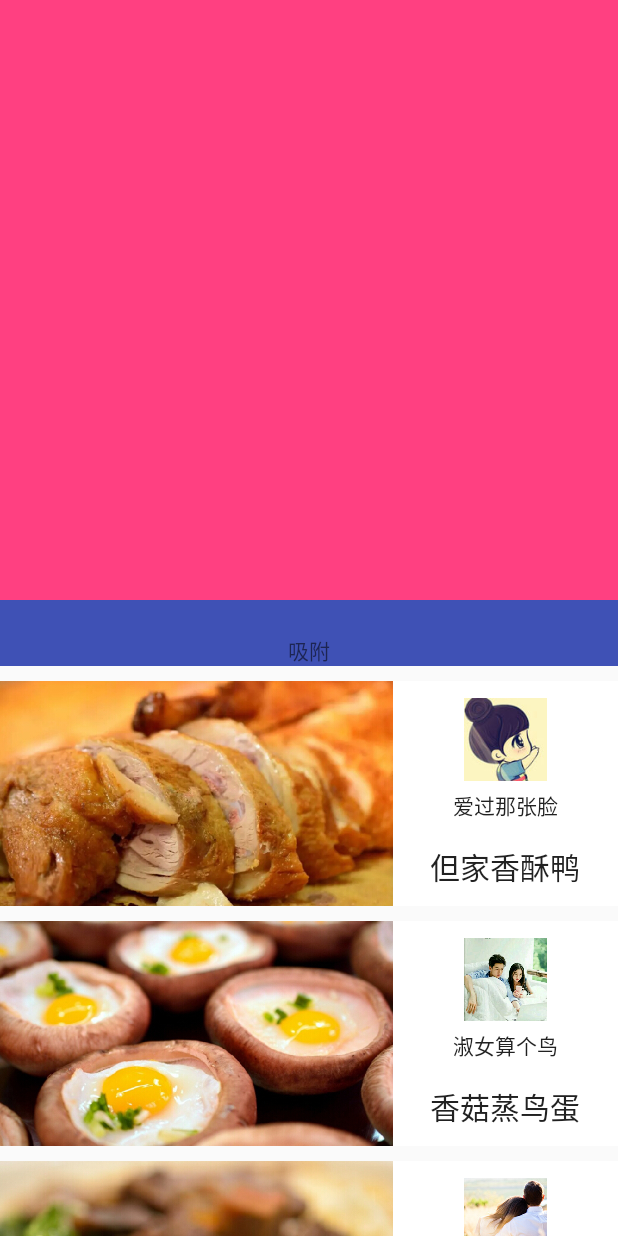
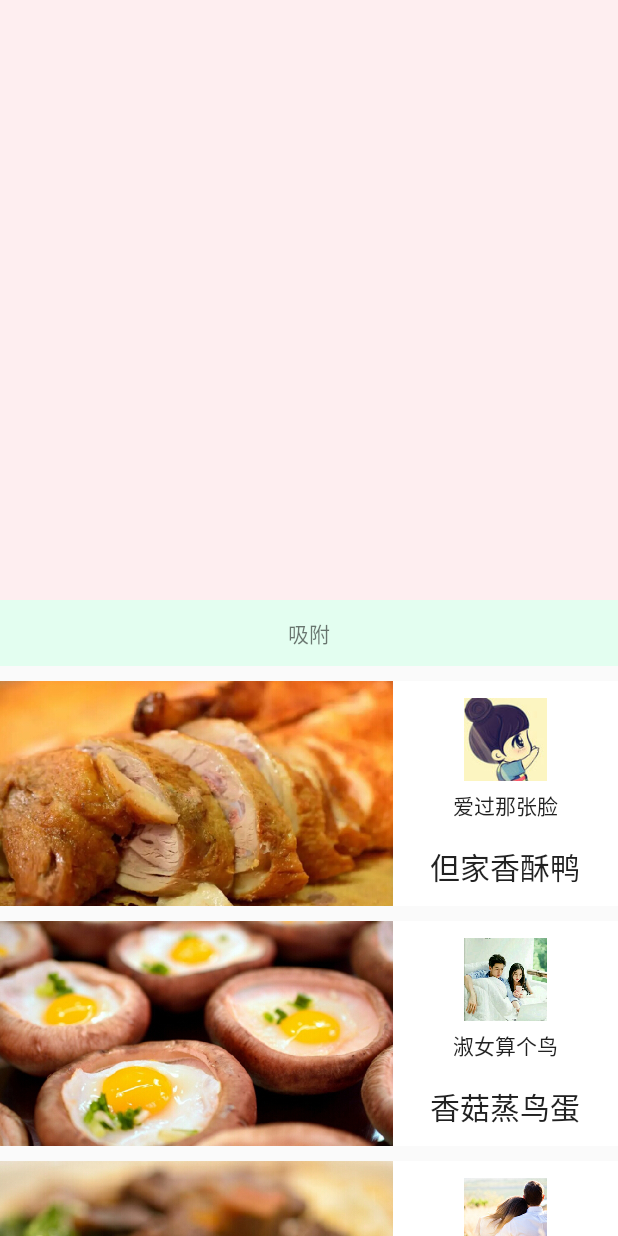
Before and after one commit to xufangzhen/KLUI_Android, an Android app: the NestedScrollLayoutActivity screen opened directly, with no data from a screen before it, on a phone screen of 412 x 824 dp. Run offline under Robolectric (Android 15) with nearby library versions, the phone set to English and light mode, and no system bars.

Commit message:
opt:demo code opt

```diff
--- a/demo/src/main/java/com/klui/demo/modules/nestedscroll/NestedScrollLayoutActivity.java
+++ b/demo/src/main/java/com/klui/demo/modules/nestedscroll/NestedScrollLayoutActivity.java
@@ -86,6 +86,31 @@ public class NestedScrollLayoutActivity extends BaseActivity {
                     this.imageId = R.mipmap.image_practice_repast_5;
                     this.avatarId = R.mipmap.image_avatar_5;
                 }}, new Model() {{
+                    this.name = "盐菜饭";
+                    this.nickname = "等着你回来";
+                    this.imageId = R.mipmap.image_practice_repast_5;
+                    this.avatarId = R.mipmap.image_avatar_5;
+                }}, new Model() {{
+                    this.name = "盐菜饭";
+                    this.nickname = "等着你回来";
+                    this.imageId = R.mipmap.image_practice_repast_5;
+                    this.avatarId = R.mipmap.image_avatar_5;
+                }}, new Model() {{
+                    this.name = "盐菜饭";
+                    this.nickname = "等着你回来";
+                    this.imageId = R.mipmap.image_practice_repast_5;
+                    this.avatarId = R.mipmap.image_avatar_5;
+                }}, new Model() {{
+                    this.name = "盐菜饭";
+                    this.nickname = "等着你回来";
+                    this.imageId = R.mipmap.image_practice_repast_5;
+                    this.avatarId = R.mipmap.image_avatar_5;
+                }}, new Model() {{
+                    this.name = "盐菜饭";
+                    this.nickname = "等着你回来";
+                    this.imageId = R.mipmap.image_practice_repast_5;
+                    this.avatarId = R.mipmap.image_avatar_5;
+                }}, new Model() {{
                     this.name = "米豆腐";
                     this.nickname = "宝宝树人";
                     this.imageId = R.mipmap.image_practice_repast_6;
--- a/demo/src/main/res/layout/activity_nested_scroll.xml
+++ b/demo/src/main/res/layout/activity_nested_scroll.xml
@@ -21,19 +21,19 @@
             <ImageView
                 android:layout_width="match_parent"
                 android:layout_height="400dp"
-                android:src="@color/colorAccent"
+                android:src="#feeef0"
                 />
 
             <LinearLayout
                 android:layout_width="match_parent"
                 android:layout_height="44dp"
-                android:background="@color/colorPrimary"
+                android:background="#e3fef0"
                 android:orientation="horizontal"
                 >
 
                 <TextView
                     android:layout_width="match_parent"
-                    android:layout_height="wrap_content"
+                    android:layout_height="match_parent"
                     android:layout_gravity="bottom"
                     android:gravity="center"
                     android:text="吸附"
--- a/demo/src/main/res/layout/activity_refresh_layout.xml
+++ b/demo/src/main/res/layout/activity_refresh_layout.xml
@@ -15,7 +15,7 @@
         srl:srlEnableScrollContentWhenLoaded="true"
         >
 
-        <com.klui.refresh.header.KoalaBearHeader
+        <com.klui.refresh.header.KaolaBearHeader
             android:layout_width="match_parent"
             android:layout_height="wrap_content"
             />
--- a/demo/src/main/res/values/arrays.xml
+++ b/demo/src/main/res/values/arrays.xml
@@ -1,7 +1,7 @@
 <?xml version="1.0" encoding="utf-8"?>
 <resources>
     <string-array name="main_category">
-        <item> TitleLayout </item>
+        <item> TitleLayout(占位) </item>
         <item> VerticalNestedScrollLayout </item>
         <item> SmartTabLayout </item>
         <item> SmartRefreshLayout </item>
```
